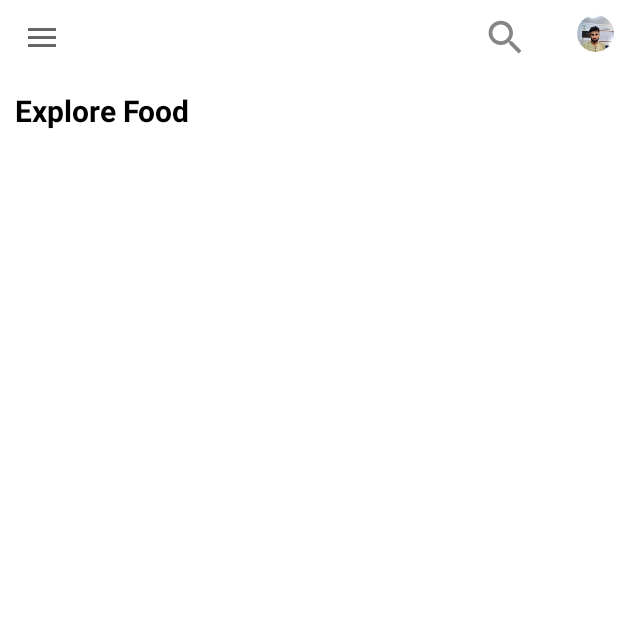
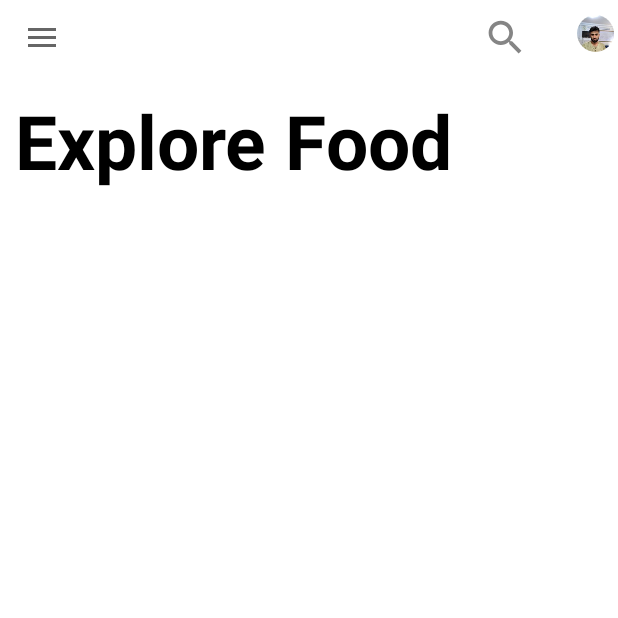
Before and after one commit to ashishpokhrel123/android, an Android app: the screen it shows after launch (DashboardActivity), on a phone screen of 412 x 824 dp, the top half of it. Run offline under Robolectric (Android 15) with nearby library versions, the light colour scheme and no system bars; our stand-ins replace CircleImageView.

Commit message:
Some changes

```diff
--- a/app/src/main/res/layout/fragment_home.xml
+++ b/app/src/main/res/layout/fragment_home.xml
@@ -12,7 +12,7 @@
        android:layout_width="match_parent"
        android:layout_height="wrap_content"
        android:text="Explore Food"
-      android:textSize="20dp"
+      android:textSize="50dp"
       android:textColor="#000"
        android:layout_marginStart="10dp"
        android:layout_marginTop="20dp"
```
